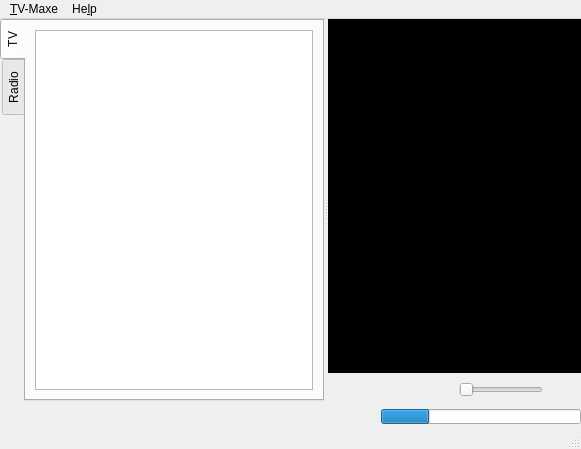
alfu32/tv-maxe-qt, file mainWindow.ui: the form before one commit.
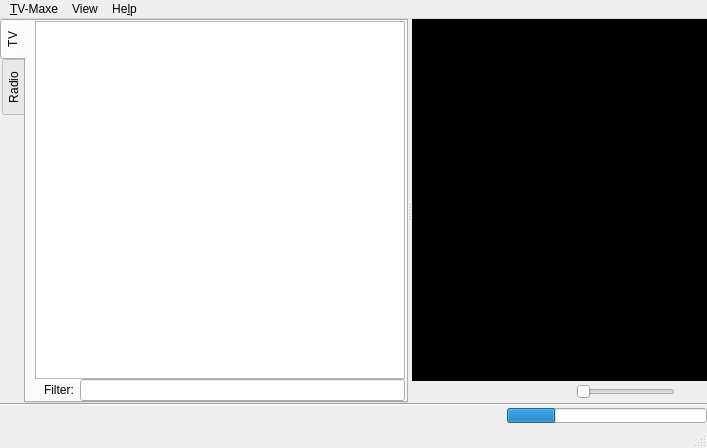
The form after the commit. Icons and pictures are not drawn.

Patch:
```diff
--- a/mainWindow.ui
+++ b/mainWindow.ui
@@ -6,8 +6,8 @@
    <rect>
     <x>0</x>
     <y>0</y>
-    <width>581</width>
-    <height>449</height>
+    <width>707</width>
+    <height>448</height>
    </rect>
   </property>
   <property name="windowTitle">
@@ -15,6 +15,9 @@
   </property>
   <widget class="QWidget" name="centralwidget">
    <layout class="QVBoxLayout" name="verticalLayout_3">
+    <property name="spacing">
+     <number>0</number>
+    </property>
     <property name="leftMargin">
      <number>0</number>
     </property>
@@ -77,6 +80,18 @@
          <string>TV</string>
         </attribute>
         <layout class="QVBoxLayout" name="verticalLayout_2">
+         <property name="spacing">
+          <number>0</number>
+         </property>
+         <property name="topMargin">
+          <number>0</number>
+         </property>
+         <property name="rightMargin">
+          <number>1</number>
+         </property>
+         <property name="bottomMargin">
+          <number>0</number>
+         </property>
          <item>
           <widget class="QListWidget" name="channelListWidget">
            <property name="contextMenuPolicy">
@@ -84,6 +99,31 @@
            </property>
           </widget>
          </item>
+         <item>
+          <widget class="QWidget" name="filterWidget" native="true">
+           <layout class="QHBoxLayout" name="filterListLayout">
+            <property name="topMargin">
+             <number>0</number>
+            </property>
+            <property name="rightMargin">
+             <number>0</number>
+            </property>
+            <property name="bottomMargin">
+             <number>0</number>
+            </property>
+            <item>
+             <widget class="QLabel" name="filterLabel">
+              <property name="text">
+               <string>Filter:</string>
+              </property>
+             </widget>
+            </item>
+            <item>
+             <widget class="QLineEdit" name="filterLineEdit"/>
+            </item>
+           </layout>
+          </widget>
+         </item>
         </layout>
        </widget>
        <widget class="QWidget" name="tab_8">
@@ -99,6 +139,9 @@
       </widget>
       <widget class="QWidget" name="layoutWidget">
        <layout class="QVBoxLayout" name="verticalLayout">
+        <property name="spacing">
+         <number>0</number>
+        </property>
         <item>
          <widget class="QWidget" name="videoContainer" native="true">
           <property name="sizePolicy">
@@ -255,8 +298,18 @@
       </widget>
      </widget>
     </item>
+    <item>
+     <widget class="Line" name="line">
+      <property name="orientation">
+       <enum>Qt::Horizontal</enum>
+      </property>
+     </widget>
+    </item>
     <item>
      <layout class="QHBoxLayout" name="bottomLayout" stretch="0,0">
+      <property name="spacing">
+       <number>0</number>
+      </property>
       <property name="sizeConstraint">
        <enum>QLayout::SetNoConstraint</enum>
       </property>
@@ -310,7 +363,7 @@
     <rect>
      <x>0</x>
      <y>0</y>
-     <width>581</width>
+     <width>707</width>
      <height>18</height>
     </rect>
    </property>
@@ -326,8 +379,20 @@
     <property name="title">
      <string>He&amp;lp</string>
     </property>
+    <addaction name="actionDiagnostics"/>
+    <addaction name="actionAbout"/>
+   </widget>
+   <widget class="QMenu" name="menuView">
+    <property name="title">
+     <string>View</string>
+    </property>
+    <addaction name="actionFull_screen"/>
+    <addaction name="actionShow_channel_list"/>
+    <addaction name="separator"/>
+    <addaction name="actionRadio_mode"/>
    </widget>
    <addaction name="menuTV_Maxe"/>
+   <addaction name="menuView"/>
    <addaction name="menuHelp"/>
   </widget>
   <widget class="QStatusBar" name="statusbar"/>
```
Left out of the diff: 77 changed lines with no effect on the pictures.
